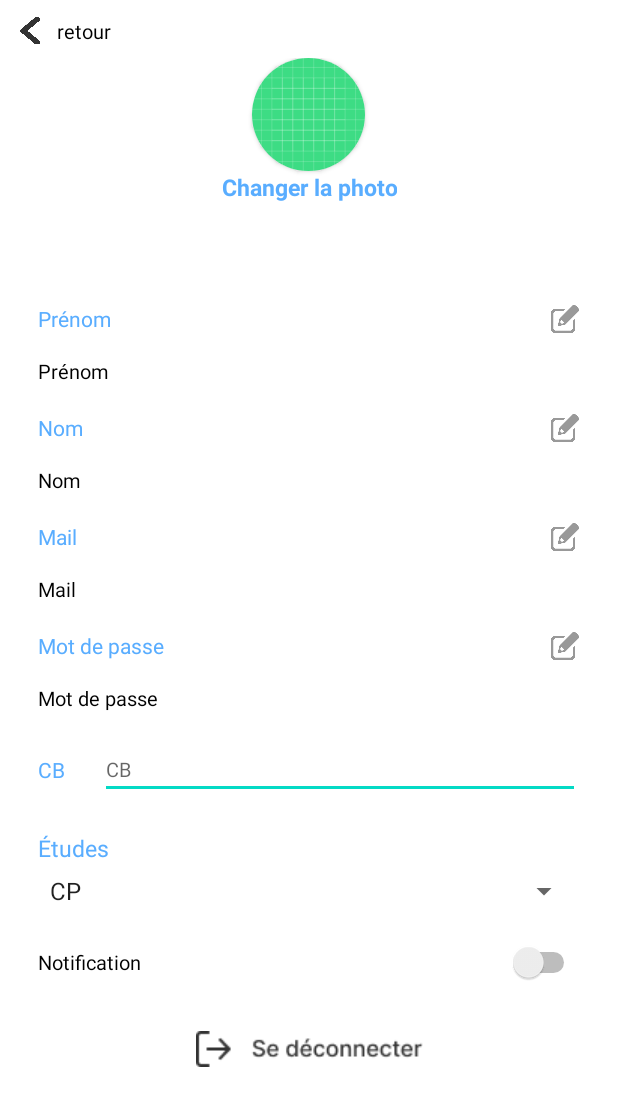
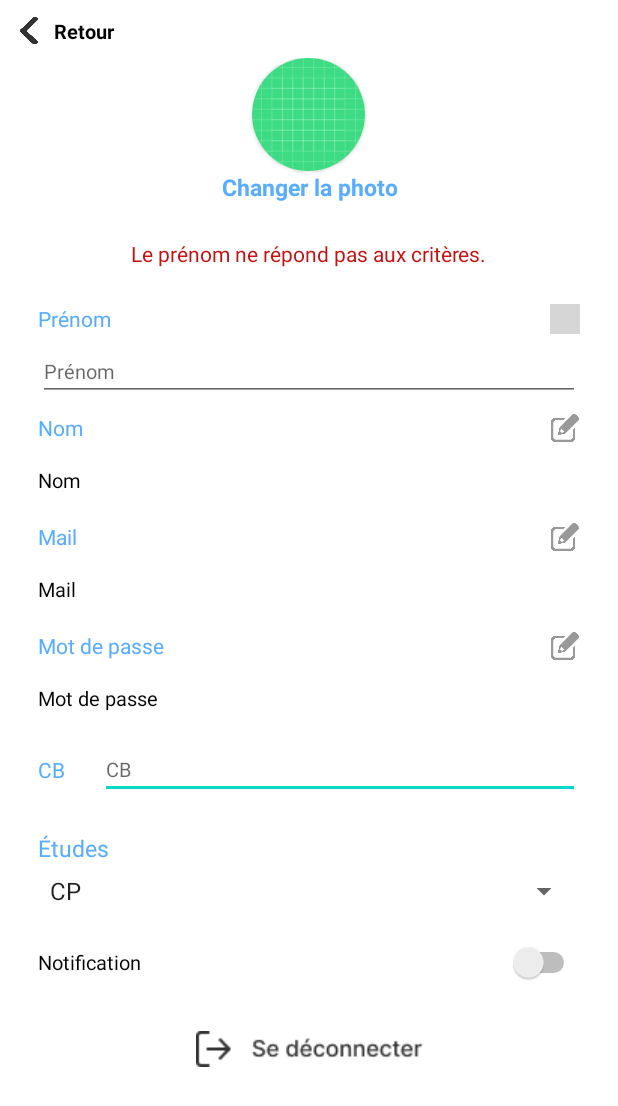
Before and after one commit to CEYGE/1clic1prof-app, an Android app: the ProfileStudentActivity screen opened directly, with no data from a screen before it, after a tap on "Valider", on a phone screen of 412 x 824 dp. Shown: the top 1106 px of the screen. Run offline under Robolectric (Android 15) with nearby library versions, the phone set to English and light mode, and no system bars; our stand-ins replace Dagger/Hilt's generated code; libraries missing offline, so code that uses them is left out: androidx.hilt.lifecycle; 6 statements that could not run were skipped; 1 other tap on this screen came first; grey boxes are pictures that could not be loaded.

Commit message:
Update error. - Image to modify. - onClick to modify. - test to return to dashboard - spawn of error message Arrangement of Profile class.

```diff
--- a/app/src/main/java/fr/clic1prof/activities/profile/ProfileActivity.java
+++ b/app/src/main/java/fr/clic1prof/activities/profile/ProfileActivity.java
@@ -9,11 +9,13 @@ import android.net.Uri;
 import android.os.Bundle;
 import android.provider.MediaStore;
 import android.util.Log;
+import android.view.Gravity;
 import android.view.LayoutInflater;
 import android.view.View;
 import android.widget.Button;
 import android.widget.EditText;
 import android.widget.ImageView;
+import android.widget.TextView;
 import android.widget.Toast;
 import android.widget.ViewSwitcher;
 
@@ -31,12 +33,14 @@ import fr.clic1prof.R;
 import fr.clic1prof.activities.login.LoginActivity;
 import fr.clic1prof.models.profile.Profile;
 import fr.clic1prof.util.Camera;
+import fr.clic1prof.util.ErrorEntrie;
 import fr.clic1prof.viewmodels.profile.profileV2.ProfileViewModel;
+import fr.clic1prof.viewmodels.profile.profileV2.StudentProfileViewModel;
 
 public abstract class ProfileActivity<T extends Profile> extends AppCompatActivity {
 
     private ProfileViewModel<T> viewModel;
-    private Toast error;
+    private ErrorEntrie error;
     private AlertDialog dialog;
     private ImageView selectedImage;
     private Camera camera;
@@ -63,6 +67,10 @@ public abstract class ProfileActivity<T extends Profile> extends AppCompatActivi
 
     protected abstract void setEditText();
 
+    protected abstract void setLayout();
+
+    public abstract void setErrorEntry();
+
     protected abstract Class<? extends ProfileViewModel<T>> getProfileViewModelClass();
 
     public abstract void sendHomePage(View view);
@@ -72,10 +80,11 @@ public abstract class ProfileActivity<T extends Profile> extends AppCompatActivi
     @Override
     protected void onCreate(Bundle savedInstanceState) {
         super.onCreate(savedInstanceState);
-
+        this.setLayout();
         this.setImage();
-
-        this.setError(Toast.makeText(this," ", Toast.LENGTH_SHORT));
+        this.setErrorEntry();
+        this.error.setText(" ");
+        this.error.cleanse();
         this.setCamera(new Camera(this));
 
         this.viewModel = new ViewModelProvider(this).get(getProfileViewModelClass());
@@ -120,28 +129,31 @@ public abstract class ProfileActivity<T extends Profile> extends AppCompatActivi
         }else {
             if(verifString(editFirstName.getText().toString())) {
                 //Update
+                System.out.println("First"+viewModel.getErrorLiveData().hasObservers());
                 setObserverError("Le prénom n'a pas pu s'update");
                 this.viewModel.updateFirstName(editFirstName.getText().toString());
+                this.viewModel.getErrorLiveData().removeObservers(this);
                 this.alternate(imageFirstName, R.string.versionModification, switcherFirstName);
             }else {
                 error.setText("Le prénom ne répond pas aux critères.");
-                error.show();
+                error.showError();
             }
         }
     }
 
     public void switchLastNameAndUpdate(View view){
-        if(imageLastName.getContentDescription() == getResources().getText(R.string.versionModification)) {
-            this.alternate(imageLastName, R.string.versionConfirmation, switcherLastName);
+        if(view.getContentDescription() == getResources().getText(R.string.versionModification)) {
+            this.alternate(view, R.string.versionConfirmation, switcherLastName);
         }else {
             if(verifString(editLastName.getText().toString())) {
                 //Update
+                System.out.println("Last"+viewModel.getErrorLiveData().hasObservers());
                 setObserverError("Le nom n'a pas pu s'update");
                 this.viewModel.updateLastName(editLastName.getText().toString());
                 this.alternate(imageLastName, R.string.versionModification, switcherLastName);
             }else {
                 error.setText("Le nom ne répond pas aux critères.");
-                error.show();
+                error.showError();
             }
         }
     }
@@ -155,7 +167,7 @@ public abstract class ProfileActivity<T extends Profile> extends AppCompatActivi
                 this.alternate(imageMail, R.string.versionModification, switcherMail);
             }else {
                 error.setText("Le mail ne répond pas aux critères.");
-                error.show();
+                error.showError();
             }
         }
     }
@@ -169,7 +181,7 @@ public abstract class ProfileActivity<T extends Profile> extends AppCompatActivi
                 this.alternate(imagePassword, R.string.versionModification, switcherPassword);
             }else {
                 error.setText("Le mot de passe ne répond pas aux critères.");
-                error.show();
+                error.showError();
             }
         }
     }
@@ -197,16 +209,14 @@ public abstract class ProfileActivity<T extends Profile> extends AppCompatActivi
 
     private void alternate(View image,int value, ViewSwitcher switcher){
         switcher.showNext();
-        image.setMinimumHeight(20);
-        image.setMinimumWidth(20);
-
-        image.setBackground( image.getContentDescription() == getResources().getText(R.string.versionConfirmation) ? ContextCompat.getDrawable(this, R.drawable.write_icon) :ContextCompat.getDrawable(this, R.drawable.check_icon));
+        image.setBackground( image.getContentDescription() == getResources().getText(R.string.versionConfirmation) ? ContextCompat.getDrawable(this, R.drawable.write_icon)
+                :ContextCompat.getDrawable(this, R.drawable.check_icon));
         image.setContentDescription(getResources().getText(value));
 
     }
 
     private boolean verifString(String value){
-        return !Pattern.matches("^\\w$",value);
+        return Pattern.matches("^\\w+$",value);
     }
 
     //Observer fixe sur model
@@ -217,17 +227,13 @@ public abstract class ProfileActivity<T extends Profile> extends AppCompatActivi
 
     //Observer dynamic sur les errors.
     protected void setObserverError(String message){
-        if(error != null){
-            this.setError(new Toast(this));
-            this.error.setDuration(Toast.LENGTH_SHORT);
-        }
         // Supp tous les observer sur le LiveDataError avant de l'observer
         this.viewModel.getErrorLiveData().removeObservers(this);
         this.viewModel.getErrorLiveData().observe(this, result -> {
             //Action en observant une erreur
-            error.setText(message);
-            error.show();
-
+            System.out.println(viewModel.getErrorLiveData());
+            this.error.setText(message);
+            this.error.showError();
         });
     }
 
@@ -280,16 +286,16 @@ public abstract class ProfileActivity<T extends Profile> extends AppCompatActivi
         this.editPassword = findViewById(editPassword);
     }
 
-    public void setError(Toast error) {
-        this.error = error;
-    }
-
     public void setSelectedImage(ImageView selectedImage) {
         this.selectedImage = selectedImage;
     }
 
     public void setDialog(AlertDialog dialog) {
         this.dialog = dialog;
+    }
+
+    public void setError(ErrorEntrie error) {
+        this.error = error;
     }
 
     public void setCamera(Camera camera) {
@@ -300,7 +306,7 @@ public abstract class ProfileActivity<T extends Profile> extends AppCompatActivi
         this.viewModel = viewModel;
     }
 
-    public Toast getError() {
+    public ErrorEntrie getError() {
         return this.error;
     }
 
--- a/app/src/main/java/fr/clic1prof/repositories/profile/UserProfileRepository.java
+++ b/app/src/main/java/fr/clic1prof/repositories/profile/UserProfileRepository.java
@@ -61,7 +61,6 @@ public abstract class UserProfileRepository<T extends Profile> implements Profil
 
             @Override
             public void onResponse(@NonNull Call<Void> call, @NonNull Response<Void> response) {
-
                 if(response.isSuccessful()) listener.onSuccess(null);
                 else listener.onError("Cannot update user's first name.");
             }
--- a/app/src/main/java/fr/clic1prof/util/ErrorEntrie.java
+++ b/app/src/main/java/fr/clic1prof/util/ErrorEntrie.java
@@ -1,5 +1,6 @@
 package fr.clic1prof.util;
 
+import android.os.Handler;
 import android.view.View;
 import android.widget.TextView;
 
@@ -12,6 +13,13 @@ public class ErrorEntrie {
 
     public ErrorEntrie(TextView view){
         this.error = view;
+        this.error.setVisibility(View.GONE);
+        this.cleanse();
+    }
+
+    public ErrorEntrie(ErrorEntrie errorEntrie){
+        this.error = errorEntrie.error;
+        this.error.setVisibility(View.INVISIBLE);
     }
 
     public TextView getError() {
@@ -19,13 +27,20 @@ public class ErrorEntrie {
     }
 
     public void showError(){
-        this.error.setText(R.string.error_Entries);
         this.error.setVisibility(View.VISIBLE);
+        Handler handler = new Handler();
+        handler.postDelayed(new Runnable() {
+            @Override
+            public void run() {
+                cleanse();
+            }
+        }, 5000);
     }
 
     public void cleanse(){
         if(this.error.getVisibility() == View.VISIBLE) {
             this.error.setVisibility(View.GONE);
+            this.error.setText(R.string.Dialog_error);
         }
     }
 
--- a/app/src/main/java/fr/clic1prof/viewmodels/profile/profileV2/ProfileViewModel.java
+++ b/app/src/main/java/fr/clic1prof/viewmodels/profile/profileV2/ProfileViewModel.java
@@ -46,6 +46,7 @@ public class ProfileViewModel<T extends Profile> extends ViewModel {
 
             @Override
             public void onError(String message) {
+                System.out.println("ErrorUpdate1");
                 // Or, post a String with a custom error message.
                 ProfileViewModel.this.errorLiveData.postValue(null);
             }
@@ -62,6 +63,7 @@ public class ProfileViewModel<T extends Profile> extends ViewModel {
 
             @Override
             public void onError(String message) {
+                System.out.println("ErrorUpdate2");
                 Log.e("Failure_Picture",message);
                 ProfileViewModel.this.errorLiveData.postValue(null);
             }
@@ -74,7 +76,6 @@ public class ProfileViewModel<T extends Profile> extends ViewModel {
 
             @Override
             public void onSuccess(Void value) {
-
                 T profile = ProfileViewModel.this.profileLiveData.getValue();
                 profile.setFirstName(firstName);
 
@@ -83,6 +84,7 @@ public class ProfileViewModel<T extends Profile> extends ViewModel {
 
             @Override
             public void onError(String message) {
+                System.out.println("ErrorUpdate3");
                 // Or, post a String with a custom error message.
                 ProfileViewModel.this.errorLiveData.postValue(null);
                 Log.e("Failure_FirstName",message);
@@ -105,6 +107,7 @@ public class ProfileViewModel<T extends Profile> extends ViewModel {
 
             @Override
             public void onError(String message) {
+                System.out.println("ErrorUpdate4");
                 // Or, post a String with a custom error message.
                 ProfileViewModel.this.errorLiveData.postValue(null);
                 Log.e("Failure_LastName",message);
@@ -127,6 +130,7 @@ public class ProfileViewModel<T extends Profile> extends ViewModel {
 
             @Override
             public void onError(String message) {
+                System.out.println("ErrorUpdate5");
                 ProfileViewModel.this.errorLiveData.postValue(null);
                 Log.e("Failure_Picture",message);
             }
--- a/app/src/main/java/fr/clic1prof/viewmodels/profile/profileV2/StudentProfileViewModel.java
+++ b/app/src/main/java/fr/clic1prof/viewmodels/profile/profileV2/StudentProfileViewModel.java
@@ -30,6 +30,7 @@ public class StudentProfileViewModel extends ProfileViewModel<StudentProfile> {
 
             @Override
             public void onError(String message) {
+                System.out.println("ErrorUpdateSchoolLevel");
                 // Or, post a String with a custom error message.
                 StudentProfileViewModel.super.errorLiveData.postValue(null);
             }
--- a/app/src/main/res/layout/profile_student_page.xml
+++ b/app/src/main/res/layout/profile_student_page.xml
@@ -39,6 +39,7 @@
             <TextView
             android:id="@+id/textReturnView"
             style="@style/EntryText"
+            android:textStyle="bold"
             android:layout_width="wrap_content"
             android:layout_height="match_parent"
             android:layout_weight="1"
@@ -97,8 +98,8 @@
             app:layout_constraintEnd_toEndOf="parent"
             app:layout_constraintStart_toStartOf="parent"
             app:layout_constraintTop_toBottomOf="@id/linearImageLayout"
-            android:text="@string/error_Entries"
-            android:visibility="invisible"
+            android:text="@string/Dialog_error"
+            android:visibility="gone"
             android:textColor="@color/red"/>
 
         <LinearLayout
@@ -185,7 +186,7 @@
                     android:textSize="14sp" />
 
                 <ImageView
-                    android:contentDescription="@string/profile_image"
+                    android:contentDescription="@string/versionModification"
                     android:id="@+id/switchLastButton01"
                     android:layout_width="20dp"
                     android:layout_height="20dp"
@@ -236,7 +237,7 @@
                     android:textSize="14sp" />
 
                 <ImageView
-                    android:contentDescription="@string/profile_image"
+                    android:contentDescription="@string/versionModification"
                     android:id="@+id/switchMailButton01"
                     android:layout_width="20dp"
                     android:layout_height="20dp"
@@ -285,7 +286,7 @@
                     android:textSize="14sp" />
 
                 <ImageView
-                    android:contentDescription="@string/profile_image"
+                    android:contentDescription="@string/versionModification"
                     android:id="@+id/switchPasswordButton01"
                     android:layout_width="20dp"
                     android:layout_height="20dp"
--- a/app/src/main/res/values/strings.xml
+++ b/app/src/main/res/values/strings.xml
@@ -140,7 +140,7 @@
     <string name="payslip">Payslips</string>
     <string name="my_contacts">My contacts</string>
     <string name="invoice">Factures</string>
-    <string name="returndashboard">retour</string>
+    <string name="returndashboard">Retour</string>
     <string name="ReturnName">retourNom</string>
     <string name="deconnexionimage">Deconnection</string>
 </resources>
```
Also changed, not shown: app/src/main/java/fr/clic1prof/activities/profile/ProfileStudentActivity.java (+20 -16 lines), app/src/main/java/fr/clic1prof/activities/profile/ProfileTeacherActivity.java (+23 -9 lines), app/src/main/java/fr/clic1prof/util/Camera.java (+10 -33 lines), app/src/main/res/layout/profile_teacher_page.xml (+10 -9 lines), app/src/main/res/drawable/check_icon.png (deleted), 2 other files.
